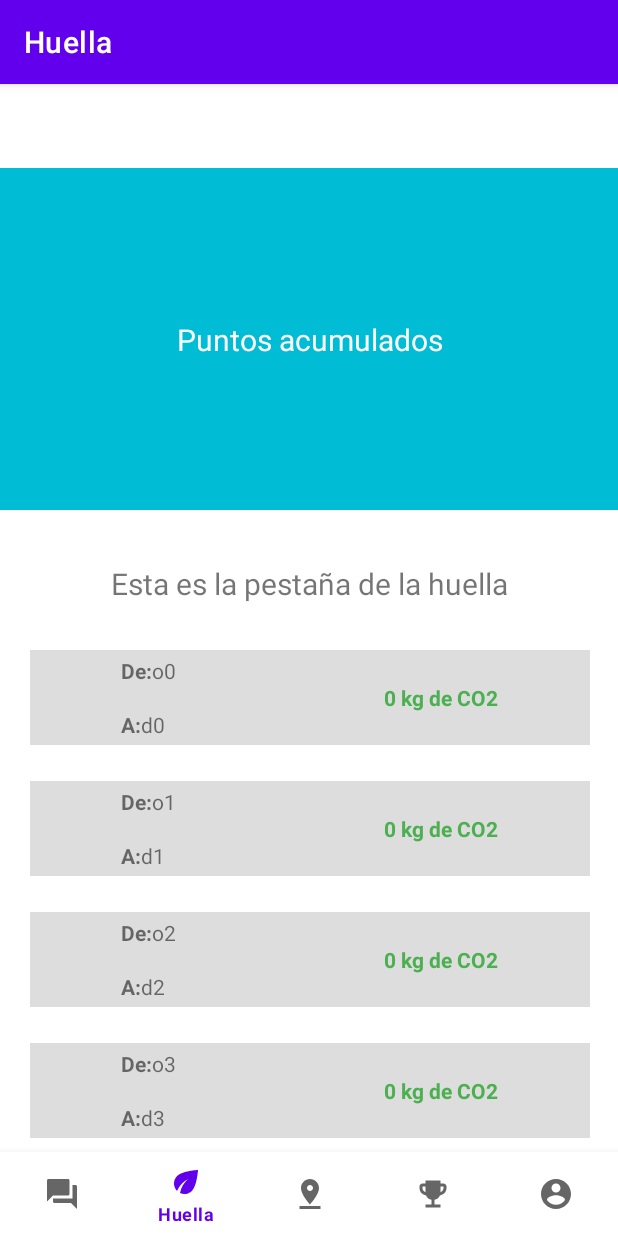
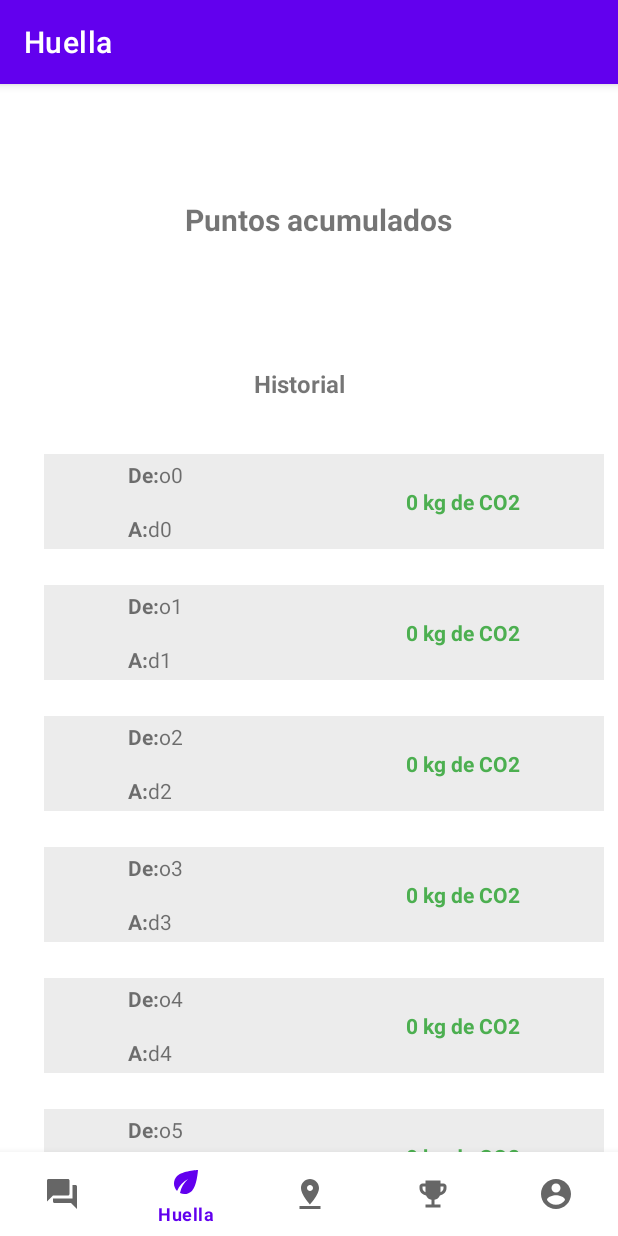
Before and after one commit to Ecommute/Ecommute, an Android app: the HuellaFragment screen opened through its navigation route, on a phone screen of 412 x 824 dp. Run offline under Robolectric (Android 15) with nearby library versions, the phone set to English and light mode, and no system bars; our stand-ins replace navigation-ui.

Commit message:
Mejora de diseño 3

```diff
--- a/app/src/main/java/com/example/ecommute/Usuario.java
+++ b/app/src/main/java/com/example/ecommute/Usuario.java
@@ -14,15 +14,8 @@ public class Usuario {
     private String credencialesRRSS;
     private Integer puntos;
     private Integer co2Ahorrado;
-    //set de rutasRealizadas, de momento como array de ids de rutas para poder usarlo
-    private Vector<Integer> rutasRealizadas = new Vector();
-
 
     public Usuario() {
-    }
-
-    public Usuario(Integer idPersona) {
-        this.idPersona = idPersona;
     }
 
     public Usuario(Integer idPersona, String nombreUsuario,
@@ -115,12 +108,4 @@ public class Usuario {
     public void setCo2Ahorrado(Integer co2Ahorrado) {
         this.co2Ahorrado = co2Ahorrado;
     }
-
-    public Vector<Integer> getRutasRealizadas() {
-        return rutasRealizadas;
-    }
-
-    public void añadirRutaRealizada(Integer idRuta) {
-        rutasRealizadas.add(idRuta);
-    }
 }
--- a/app/src/main/java/com/example/ecommute/ui/huella/HuellaFragment.java
+++ b/app/src/main/java/com/example/ecommute/ui/huella/HuellaFragment.java
@@ -45,15 +45,13 @@ public class HuellaFragment extends Fragment{
         binding = FragmentHuellaBinding.inflate(inflater, container, false);
         View root = binding.getRoot();
 
-        final TextView textView = binding.textDashboard;
+        /*final TextView textView = binding.textDashboard;
         huellaViewModel.getText().observe(getViewLifecycleOwner(), new Observer<String>() {
             @Override
             public void onChanged(@Nullable String s) {
                 textView.setText(s);
             }
-        });
-
-
+        });*/
 
 
         //Recogemos origenes, destinos y puntos
@@ -63,8 +61,7 @@ public class HuellaFragment extends Fragment{
     }
 
     private void setUpHistorial() {
-        //Per instanciar els arrays mirar el size de rutasRealizadas de l'usuari, que estarà
-        //ben posat i no amb el lio del for
+        //Per instanciar els arrays mirar el size de rutasRealizadas de l'usuari
         int n = 10;
 
         String[] arrayOrigenes = new String[n];
@@ -81,13 +78,17 @@ public class HuellaFragment extends Fragment{
         }
 
         /*CODI SEMI DEFINITIU
-        --Comptant que la resta està implementada--
+        //Comptant que la resta està implementada--
         Vector<Integer> rutasRealizadas = usuarioActivo.getRutasRealizadas();
         for(int i = 0; i < rutasRealizadas.size(); ++i){
             ruta = getRutaById(rutasRealizadas[i]) -> algo així, not yet implemented
-            origen = ruta.getOrigen
-            destino = ruta.getDestino
+            origen = ruta.getOrigen();
+            destino = ruta.getDestino();
+            puntos = ruta.getPuntos();
 
+            arrayOrigenes[i] = origen;
+            arrayDestinos[i] = destino;
+            arrayPuntos[i] = puntos;
         }*/
 
         historial = binding.historial;
@@ -97,6 +98,8 @@ public class HuellaFragment extends Fragment{
         mLayoutManager=new LinearLayoutManager(this.getActivity());
         historial.setLayoutManager(mLayoutManager);
 
+
+
     }
 
     @Override
--- a/app/src/main/res/layout/activity_main.xml
+++ b/app/src/main/res/layout/activity_main.xml
@@ -1,6 +1,7 @@
 <?xml version="1.0" encoding="utf-8"?>
 <androidx.constraintlayout.widget.ConstraintLayout xmlns:android="http://schemas.android.com/apk/res/android"
     xmlns:app="http://schemas.android.com/apk/res-auto"
+    xmlns:tools="http://schemas.android.com/tools"
     android:id="@+id/container"
     android:layout_width="match_parent"
     android:layout_height="match_parent"
@@ -21,13 +22,13 @@
     <fragment
         android:id="@+id/nav_host_fragment_activity_main"
         android:name="androidx.navigation.fragment.NavHostFragment"
-        android:layout_width="match_parent"
-        android:layout_height="match_parent"
+        android:layout_width="393dp"
+        android:layout_height="729dp"
         app:defaultNavHost="true"
-        app:layout_constraintBottom_toTopOf="@id/nav_view"
+        app:layout_constraintBottom_toTopOf="@+id/nav_view"
+        app:layout_constraintHorizontal_bias="1.0"
         app:layout_constraintLeft_toLeftOf="parent"
         app:layout_constraintRight_toRightOf="parent"
-        app:layout_constraintTop_toTopOf="parent"
         app:navGraph="@navigation/mobile_navigation" />
 
 </androidx.constraintlayout.widget.ConstraintLayout>
--- a/app/src/main/res/layout/fragment_huella.xml
+++ b/app/src/main/res/layout/fragment_huella.xml
@@ -6,53 +6,40 @@
     android:layout_height="match_parent"
     tools:context=".ui.huella.HuellaFragment">
 
-    <TextView
-        android:id="@+id/text_dashboard"
-        android:layout_width="match_parent"
-        android:layout_height="wrap_content"
-        android:layout_marginStart="8dp"
-        android:layout_marginEnd="8dp"
-        android:textAlignment="center"
-        android:textSize="20sp"
+    <androidx.recyclerview.widget.RecyclerView
+        android:id="@+id/historial"
+        android:layout_width="413dp"
+        android:layout_height="478dp"
         app:layout_constraintBottom_toBottomOf="parent"
         app:layout_constraintEnd_toEndOf="parent"
-        app:layout_constraintHorizontal_bias="0.0"
-        app:layout_constraintStart_toStartOf="parent"
-        app:layout_constraintTop_toBottomOf="@+id/constraintLayout"
-        app:layout_constraintVertical_bias="0.077" />
+        app:layout_constraintStart_toStartOf="parent" />
 
-    <androidx.constraintlayout.widget.ConstraintLayout
-        android:id="@+id/constraintLayout"
-        android:layout_width="413dp"
-        android:layout_height="228dp"
-        android:background="#00BCD4"
+    <TextView
+        android:id="@+id/textView2"
+        android:layout_width="wrap_content"
+        android:layout_height="wrap_content"
+        android:layout_marginStart="171dp"
+        android:layout_marginEnd="182dp"
+        android:layout_marginBottom="24dp"
+        android:text="Historial"
+        android:textSize="16sp"
+        android:textStyle="bold"
+        app:layout_constraintBottom_toTopOf="@+id/historial"
         app:layout_constraintEnd_toEndOf="parent"
-        app:layout_constraintStart_toStartOf="parent"
-        app:layout_constraintTop_toTopOf="parent">
+        app:layout_constraintHorizontal_bias="1.0"
+        app:layout_constraintStart_toStartOf="parent" />
 
     <TextView
         android:id="@+id/textView"
         android:layout_width="wrap_content"
         android:layout_height="wrap_content"
+        android:layout_marginStart="173dp"
+        android:layout_marginTop="93dp"
+        android:layout_marginEnd="180dp"
         android:text="Puntos acumulados"
-            android:textColor="@color/white"
         android:textSize="20sp"
-            app:drawableTint="#FFFFFF"
-            app:layout_constraintBottom_toBottomOf="parent"
+        android:textStyle="bold"
         app:layout_constraintEnd_toEndOf="parent"
         app:layout_constraintStart_toStartOf="parent"
         app:layout_constraintTop_toTopOf="parent" />
-
 </androidx.constraintlayout.widget.ConstraintLayout>
-
-    <androidx.recyclerview.widget.RecyclerView
-        android:id="@+id/historial"
-        android:layout_width="403dp"
-        android:layout_height="401dp"
-        android:layout_marginStart="1dp"
-        android:layout_marginEnd="1dp"
-        android:layout_marginBottom="1dp"
-        app:layout_constraintBottom_toBottomOf="parent"
-        app:layout_constraintEnd_toEndOf="parent"
-        app:layout_constraintStart_toStartOf="parent" />
-</androidx.constraintlayout.widget.ConstraintLayout>
--- a/app/src/main/res/layout/item_historial.xml
+++ b/app/src/main/res/layout/item_historial.xml
@@ -5,9 +5,9 @@
     android:layout_width="match_parent"
     android:layout_height="wrap_content"
     android:background="#00FFFFFF"
-    android:backgroundTint="#00FFFFFF"
+    android:backgroundTint="#FF9800"
     android:clickable="false"
-    android:foregroundTint="?attr/colorButtonNormal">
+    android:foregroundTint="#00EDEDED">
 
     <TextView
         android:id="@+id/puntos"
@@ -72,10 +72,13 @@
         android:layout_marginTop="8dp"
         android:layout_marginEnd="16dp"
         android:layout_marginBottom="8dp"
-        android:radius="20dp"
         android:background="#DDDDDD"
+        android:backgroundTint="#ECECEC"
         android:clickable="true"
+        android:focusable="true"
+        android:foregroundTint="#3F51B5"
         android:hapticFeedbackEnabled="true"
+        android:radius="16dp"
         android:translationZ="-10dp"
         android:visibility="visible"
         app:layout_constraintBottom_toBottomOf="parent"
```
Lines whose indentation alone changed are shown as unchanged.
